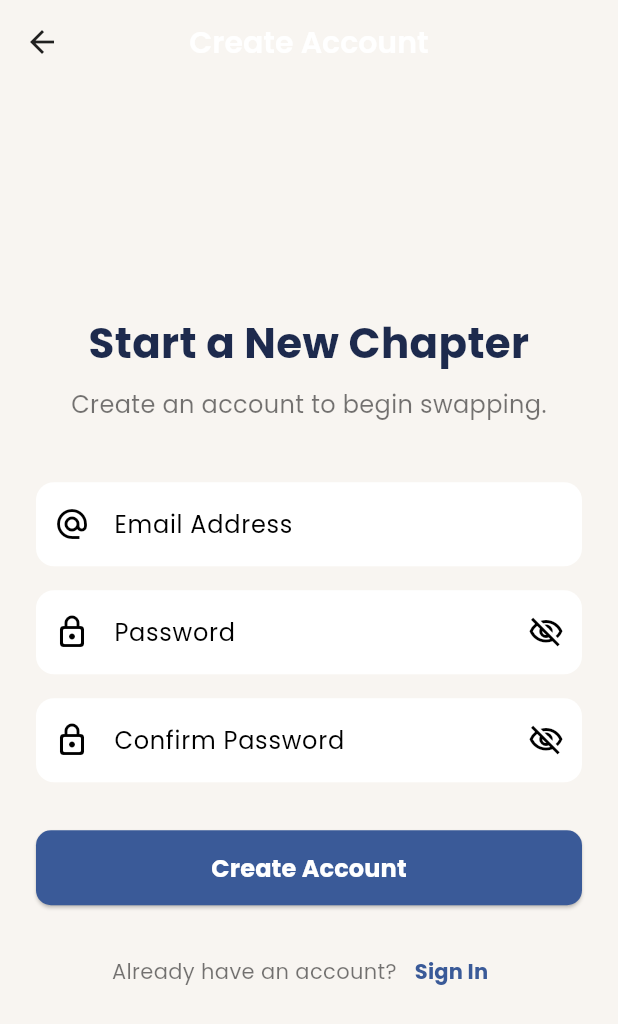
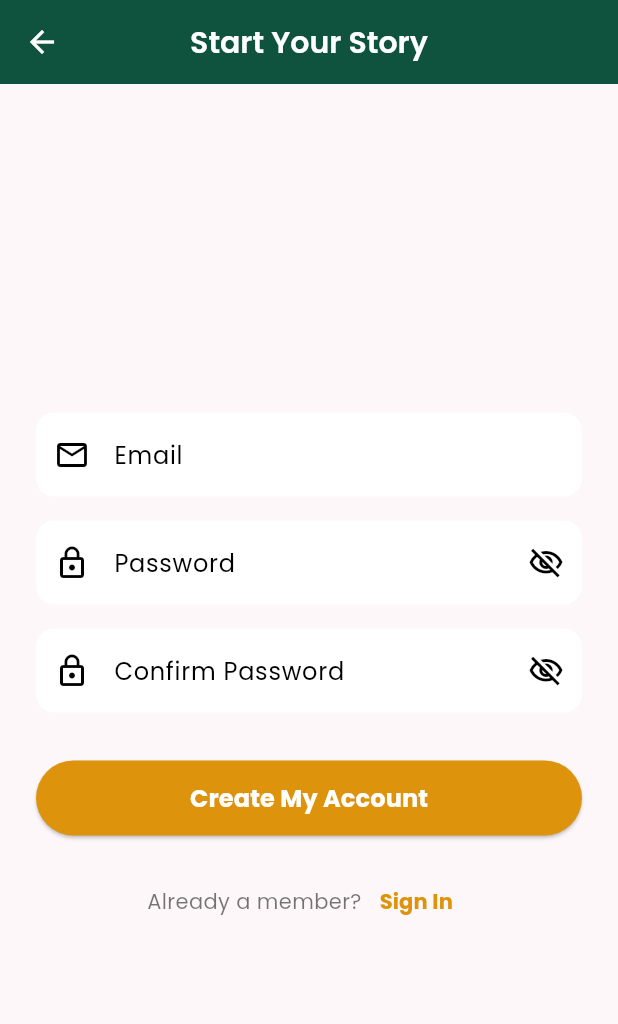
Before and after one commit to WagnerMushayija/book-swap-assignment, a Flutter app: the SignupScreen screen opened by its route, on a phone screen of 412 x 824 dp. Shown: the top 1024 px of the screen. Run offline on Flutter 3.47's test engine with Material 3 defaults, Android fonts, the phone set to English and light mode, and no system bars; our stand-ins replace cloud_firestore, firebase_auth, firebase_core, firebase_storage, google_fonts, image_picker; missing offline and left inert: firebase_data_connect; accounts and stored records are empty.

Commit message:
flutter file configurations

```diff
--- a/lib/screens/auth/signup_screen.dart
+++ b/lib/screens/auth/signup_screen.dart
@@ -27,7 +27,7 @@ class _SignupScreenState extends State<SignupScreen> {
       ScaffoldMessenger.of(context).showSnackBar(
         const SnackBar(
           content: Text('Please fill all fields'),
-          backgroundColor: Colors.redAccent,
+          backgroundColor: Colors.red,
         ),
       );
       return;
@@ -37,7 +37,7 @@ class _SignupScreenState extends State<SignupScreen> {
       ScaffoldMessenger.of(context).showSnackBar(
         const SnackBar(
           content: Text('Passwords do not match'),
-          backgroundColor: Colors.redAccent,
+          backgroundColor: Colors.red,
         ),
       );
       return;
@@ -53,7 +53,7 @@ class _SignupScreenState extends State<SignupScreen> {
         ScaffoldMessenger.of(context).showSnackBar(
           const SnackBar(
             content: Text(
-              'Account created! Please check your email to verify your account.',
+              'Account created! Check your email to get verified.',
             ),
             backgroundColor: Colors.green,
             duration: Duration(seconds: 4),
@@ -65,7 +65,7 @@ class _SignupScreenState extends State<SignupScreen> {
         ScaffoldMessenger.of(context).showSnackBar(
           SnackBar(
             content: Text(e.toString()),
-            backgroundColor: Colors.redAccent,
+            backgroundColor: Colors.red,
           ),
         );
       }
@@ -84,13 +84,8 @@ class _SignupScreenState extends State<SignupScreen> {
   @override
   Widget build(BuildContext context) {
     return Scaffold(
-      backgroundColor: const Color(0xFFF8F5F1), // Off-white background
-      appBar: AppBar(
-        title: const Text('Create Account'),
-        backgroundColor: Colors.transparent,
-        foregroundColor: Colors.black87,
-        elevation: 0,
-      ),
+      // The AppBar now uses the theme from main.dart
+      appBar: AppBar(title: const Text('Start Your Story')),
       body: Center(
         child: SingleChildScrollView(
           padding: const EdgeInsets.symmetric(horizontal: 24.0),
@@ -98,27 +93,13 @@ class _SignupScreenState extends State<SignupScreen> {
             mainAxisAlignment: MainAxisAlignment.center,
             crossAxisAlignment: CrossAxisAlignment.stretch,
             children: [
-              const Text(
-                'Start a New Chapter',
-                textAlign: TextAlign.center,
-                style: TextStyle(
-                  fontSize: 28,
-                  fontWeight: FontWeight.bold,
-                  color: Color(0xFF1D2A4D),
-                ),
-              ),
-              const SizedBox(height: 10),
-              const Text(
-                'Create an account to begin swapping.',
-                textAlign: TextAlign.center,
-                style: TextStyle(fontSize: 16, color: Colors.black54),
-              ),
-              const SizedBox(height: 40),
+              // No need for a separate title, the AppBar has it.
+              const SizedBox(height: 20),
               TextFormField(
                 controller: _emailController,
                 decoration: const InputDecoration(
-                  prefixIcon: Icon(Icons.alternate_email),
-                  labelText: 'Email Address',
+                  prefixIcon: Icon(Icons.email_outlined),
+                  labelText: 'Email',
                 ),
                 keyboardType: TextInputType.emailAddress,
               ),
@@ -127,7 +108,7 @@ class _SignupScreenState extends State<SignupScreen> {
                 controller: _passwordController,
                 obscureText: _obscurePassword,
                 decoration: InputDecoration(
-                  prefixIcon: const Icon(Icons.lock_outline_rounded),
+                  prefixIcon: const Icon(Icons.lock_outline),
                   labelText: 'Password',
                   suffixIcon: IconButton(
                     icon: Icon(
@@ -145,7 +126,7 @@ class _SignupScreenState extends State<SignupScreen> {
                 controller: _confirmPasswordController,
                 obscureText: _obscureConfirmPassword,
                 decoration: InputDecoration(
-                  prefixIcon: const Icon(Icons.lock_outline_rounded),
+                  prefixIcon: const Icon(Icons.lock_outline),
                   labelText: 'Confirm Password',
                   suffixIcon: IconButton(
                     icon: Icon(
@@ -154,7 +135,7 @@ class _SignupScreenState extends State<SignupScreen> {
                           : Icons.visibility_outlined,
                     ),
                     onPressed: () => setState(
-                      () => _obscureConfirmPassword = !_obscureConfirmPassword,
+                          () => _obscureConfirmPassword = !_obscureConfirmPassword,
                     ),
                   ),
                 ),
@@ -162,31 +143,18 @@ class _SignupScreenState extends State<SignupScreen> {
               const SizedBox(height: 32),
               SizedBox(
                 height: 50,
+                // ElevatedButton now uses the theme from main.dart
                 child: ElevatedButton(
                   onPressed: _loading ? null : _signup,
-                  style: ElevatedButton.styleFrom(
-                    backgroundColor: const Color(0xFF3A5A98),
-                    foregroundColor: Colors.white,
-                    shape: RoundedRectangleBorder(
-                      borderRadius: BorderRadius.circular(10),
+                  child: _loading
+                      ? const CircularProgressIndicator(color: Colors.white)
+                      : const Text(
+                    'Create My Account',
+                    style: TextStyle(
+                      fontWeight: FontWeight.bold,
+                      fontSize: 16,
                     ),
                   ),
-                  child: _loading
-                      ? const SizedBox(
-                          height: 24,
-                          width: 24,
-                          child: CircularProgressIndicator(
-                            strokeWidth: 3,
-                            color: Colors.white,
-                          ),
-                        )
-                      : const Text(
-                          'Create Account',
-                          style: TextStyle(
-                            fontSize: 16,
-                            fontWeight: FontWeight.bold,
-                          ),
-                        ),
                 ),
               ),
               const SizedBox(height: 20),
@@ -194,16 +162,17 @@ class _SignupScreenState extends State<SignupScreen> {
                 mainAxisAlignment: MainAxisAlignment.center,
                 children: [
                   const Text(
-                    "Already have an account?",
+                    "Already a member?",
                     style: TextStyle(color: Colors.black54),
                   ),
                   TextButton(
                     onPressed: () => Navigator.pop(context),
-                    child: const Text(
+                    child: Text(
                       'Sign In',
                       style: TextStyle(
-                        color: Color(0xFF3A5A98),
                         fontWeight: FontWeight.bold,
+                        // This now correctly pulls the primary color (pink) from the theme
+                        color: Theme.of(context).colorScheme.primary,
                       ),
                     ),
                   ),
```
Also changed, not shown: lib/firebase_options.dart.
